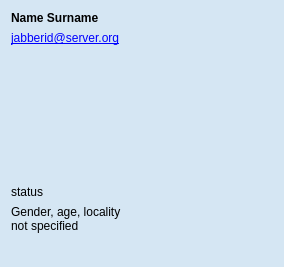
First picture: the form in src/tools/customwidgets/contacttooltip_base.ui, repository AlekSi/Jabbin, before the edit.
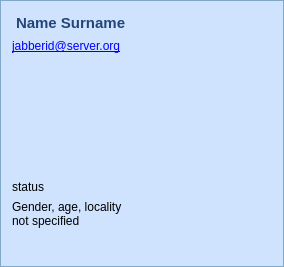
Second picture: the form after the edit. Icons and pictures are not drawn.

Patch:
```diff
--- a/src/tools/customwidgets/contacttooltip_base.ui
+++ b/src/tools/customwidgets/contacttooltip_base.ui
@@ -1,25 +1,25 @@
 <?xml version="1.0" encoding="UTF-8"?>
 <ui version="4.0">
  <class>ContactTooltipBase</class>
- <widget class="QWidget" name="ContactTooltipBase">
-  <property name="geometry">
+ <widget class="QWidget" name="ContactTooltipBase" >
+  <property name="geometry" >
    <rect>
     <x>0</x>
     <y>0</y>
-    <width>272</width>
+    <width>284</width>
     <height>267</height>
    </rect>
   </property>
   <property name="windowTitle">
    <string>Form</string>
   </property>
-  <property name="styleSheet">
-   <string notr="true">#ContactTooltipBase {
-    border: none;
-	background-image: url(:/customwidgets/data/window_background_crop.png);
-    background-repeat: repeat-x;
-    background-color: #d5e6f3;
-    background-attachment: fixed;
+  <property name="styleSheet" >
+   <string notr="true" >#ContactTooltipBase {
+    border: 1px solid #81a8c6;
+	/*background-image: url(:/customwidgets/data/window_background_crop.png);
+    background-repeat: repeat-x;*/
+    background-color: #cfe3ff;
+    /*background-attachment: fixed;*/
     selection-background-color: white;
     selection-color: black;
 }
@@ -30,12 +30,17 @@
 
 QLabel#labelName {
   font-weight: bold;
+  margin-top: 3px;
+  font-size: 15px;
+  height: 20px;
+  border-bottom: 1px solid #234578;
+  color: #234578;
 }
 
 QPushButton {
-   min-height: 1.5em;
+   min-height: 1em;
    padding: 0px 8px;
-   color: navy;
+   color: #234578;
    border: none;
    background: none;
    text-decoration: none;
@@ -65,8 +70,7 @@
 QPushButton:pressed {
    border-image: url(:/customwidgets/generic/data/button_pressed.png) 2px;
 }*/</string>
-  </property>
-  <layout class="QGridLayout" name="gridLayout">
+  </property><layout class="QGridLayout" name="gridLayout">
    <item row="0" column="0">
     <widget class="QLabel" name="labelName">
      <property name="maximumSize">
@@ -110,8 +114,8 @@
         <widget class="QToolButton" name="buttonAvatar">
          <property name="minimumSize">
           <size>
-           <width>128</width>
-           <height>128</height>
+           <width>90</width>
+           <height>90</height>
           </size>
          </property>
          <property name="maximumSize">
```
Left out of the diff: 5 changed lines with no effect on the pictures.
